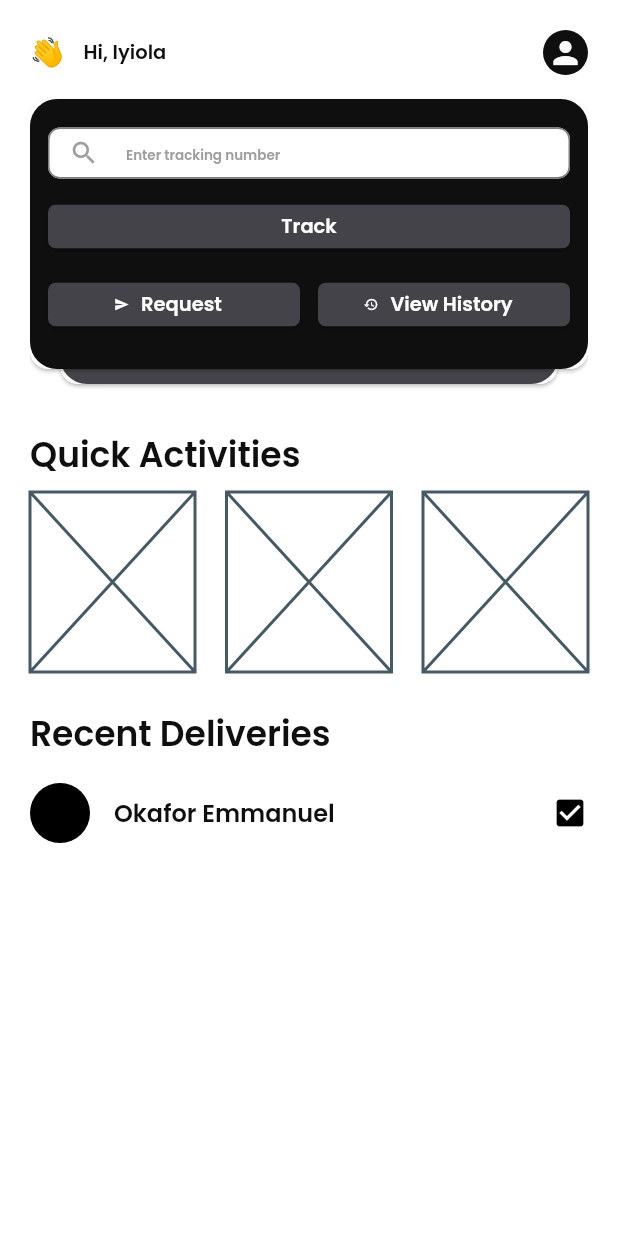
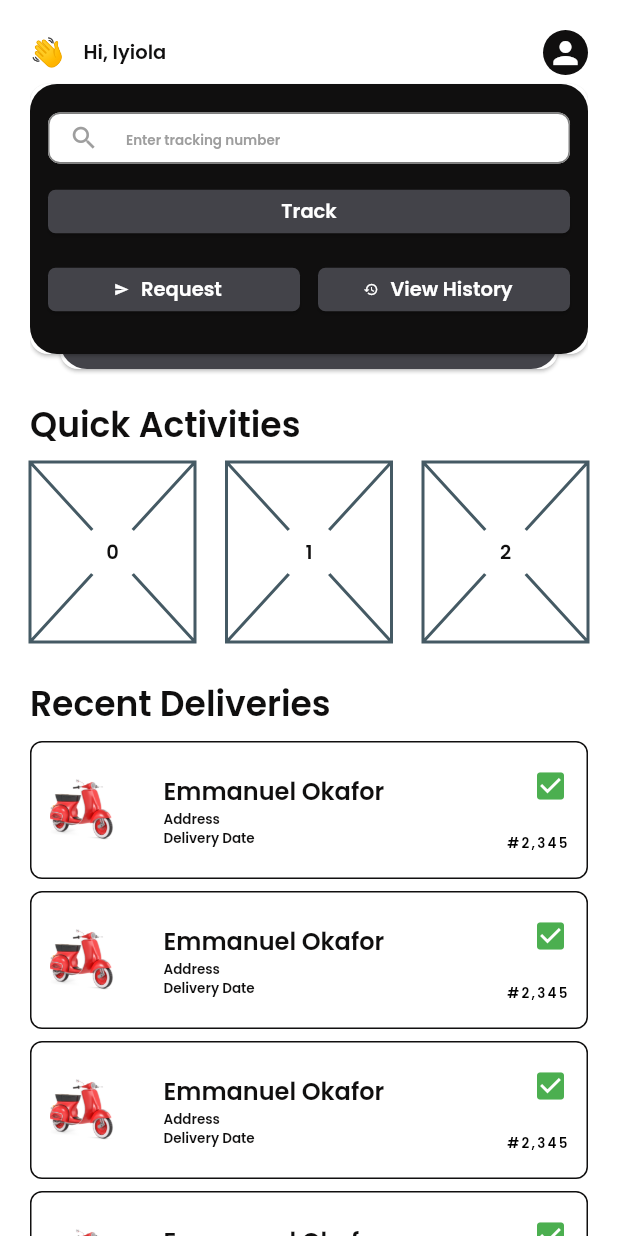
Before and after one commit to IyiolaJay/Dropman-mobile, a Flutter app: the screen it shows after launch, on a phone screen of 412 x 824 dp. Run offline on Flutter 3.47's test engine with Material 2 defaults, Android fonts, the phone set to English and light mode, and no system bars; our stand-ins replace flutter_svg, google_fonts, pin_code_fields, smooth_page_indicator.

Commit message:
completed dashboard layout

```diff
--- a/lib/controller/dashboard/dashboard_controller.dart
+++ b/lib/controller/dashboard/dashboard_controller.dart
@@ -9,6 +9,23 @@ class DashboardController extends StatelessWidget {
   @override
   Widget build(BuildContext context) {
     final mediaWidth = MediaQuery.of(context).size.width;
+
+    List<Widget> generateQuickActivities() {
+      return List.generate(3, (index) {
+        return SizedBox(
+          height: 120,
+          width: 110,
+          child: Placeholder(
+              child: Center(
+            child: CircleAvatar(
+              child:
+                  Text('$index', style: Theme.of(context).textTheme.bodySmall),
+            ),
+          )),
+        );
+      });
+    }
+
     return Column(
       mainAxisAlignment: MainAxisAlignment.start,
       crossAxisAlignment: CrossAxisAlignment.start,
@@ -38,7 +55,7 @@ class DashboardController extends StatelessWidget {
           ],
         ),
         SizedBox(
-          height: 220,
+          height: 200,
           child: DashboardCard(mediaWidth: mediaWidth),
         ),
         Padding(
@@ -51,23 +68,7 @@ class DashboardController extends StatelessWidget {
         ),
         Row(
           mainAxisAlignment: MainAxisAlignment.spaceBetween,
-          children: const [
-            SizedBox(
-              height: 120,
-              width: 110,
-              child: Placeholder(),
-            ),
-            SizedBox(
-              height: 120,
-              width: 110,
-              child: Placeholder(),
-            ),
-            SizedBox(
-              height: 120,
-              width: 110,
-              child: Placeholder(),
-            ),
-          ],
+          children: generateQuickActivities(),
         ),
         Padding(
           padding: const EdgeInsets.only(bottom: 8, top: kDefaultPadding + 4),
@@ -79,21 +80,69 @@ class DashboardController extends StatelessWidget {
         ),
 
         //
-         ListTile(
-            leading: const CircleAvatar(
-              backgroundColor: Colors.black,
+        ...List.generate(
+          6,
+          (index) => Container(
+            padding: const EdgeInsets.all(12),
+            decoration: BoxDecoration(
+              border: Border.all(
+                width: 1,
+                color: Theme.of(context).colorScheme.secondary,
+              ),
+              borderRadius: BorderRadius.circular(8),
             ),
+            margin: const EdgeInsets.only(bottom: 8),
+            child: ListTile(
+              leading: Container(
+                width: 60,
+                height: 60,
+                alignment: Alignment.center,
+                decoration: const BoxDecoration(shape: BoxShape.circle),
+                child: Image.asset(
+                  'assets/images/red-bike.png',
+                  fit: BoxFit.scaleDown,
+                  height: 60,
+                  width: 60,
+                ),
+              ),
+              ////
 
-            title: Text("Okafor Emmanuel",
-
-            style: Theme.of(context).textTheme.bodyMedium,
-
+              title: Text(
+                "Emmanuel Okafor",
+                style: Theme.of(context).textTheme.bodyMedium,
+              ),
+              subtitle: Column(
+                  crossAxisAlignment: CrossAxisAlignment.start,
+                  children: [
+                    Text(
+                      "Address",
+                      overflow: TextOverflow.ellipsis,
+                      style: Theme.of(context).textTheme.bodySmall!.copyWith(
+                            fontSize: 9,
+                          ),
+                    ),
+                    Text('Delivery Date',
+                        style: Theme.of(context).textTheme.bodySmall!.copyWith(
+                              fontSize: 9,
+                            )),
+                  ]),
+              trailing: Column(
+                crossAxisAlignment: CrossAxisAlignment.end,
+                mainAxisAlignment: MainAxisAlignment.spaceBetween,
+                children: const [
+                  Icon(
+                    Icons.check_box,
+                    color: Colors.green,
+                  ),
+                  Text(
+                    "#2,345",
+                  )
+                ],
+              ),
+              contentPadding: const EdgeInsets.all(0),
             ),
-            trailing: const Icon(Icons.check_box),
-            contentPadding: const EdgeInsets.all(0),
-
-                 ),
-
+          ),
+        ),
       ],
     );
   }
--- a/lib/controller/utils/dashboard_stack_card.dart
+++ b/lib/controller/utils/dashboard_stack_card.dart
@@ -18,7 +18,7 @@ class DashboardCard extends StatelessWidget {
       alignment: Alignment.center,
       children: [
         Positioned(
-          bottom: 10,
+          bottom:0,
           child: Card(
             child: Container(
               height: 180,
@@ -31,7 +31,7 @@ class DashboardCard extends StatelessWidget {
           ),
         ),
         Positioned(
-          bottom: 20,
+          bottom: 10,
           child: Card(
             child: Container(
                 height: 180,
--- a/lib/view/dashboard/dashboard_screen.dart
+++ b/lib/view/dashboard/dashboard_screen.dart
@@ -7,7 +7,7 @@ class DashboardScreen extends StatelessWidget {
 
   @override
   Widget build(BuildContext context) {
-    return  const Scaffold(
+    return const Scaffold(
         body: SingleChildScrollView(
       child: SafeArea(
         child: Padding(
```
Also changed, not shown: assets/images/calendar.png (renamed from assets/images/c3414b38e64a1297b442700dd4c145d1.png), assets/images/price-tag.png (renamed from assets/images/588326f282b4e73742fb8000ac6c0f0b.png), assets/images/red-bike.png (renamed from assets/images/8efe9942731317d2d85dee187999bdfc.png), assets/images/truck.png (renamed from assets/images/90004a0e8b4bc58c42e9072ea71ed835.png). Lines whose indentation alone changed are shown as unchanged.
